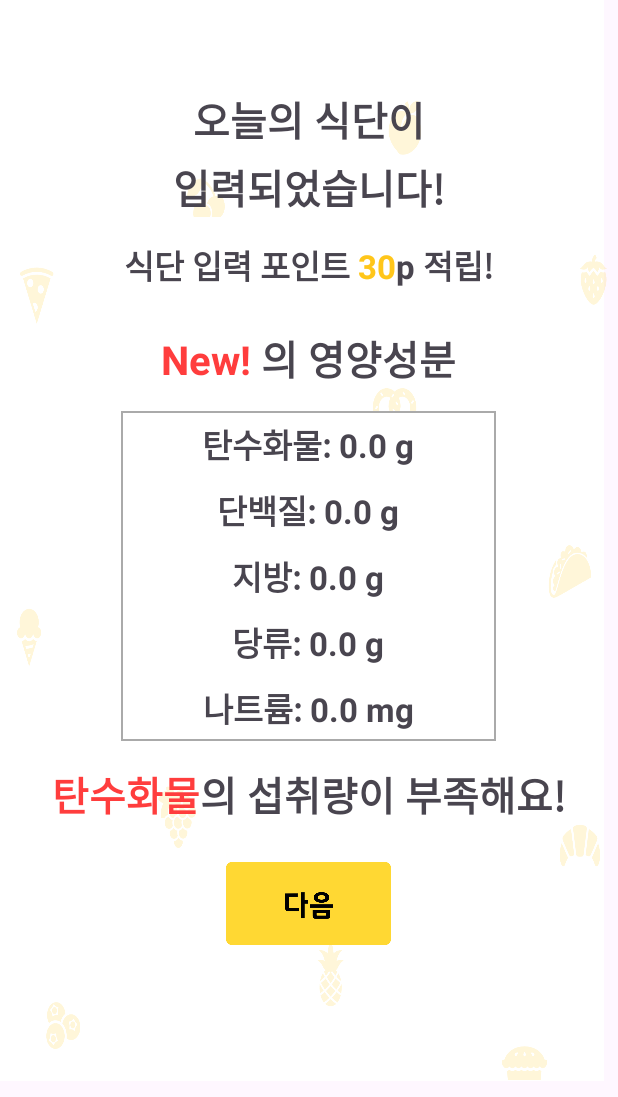
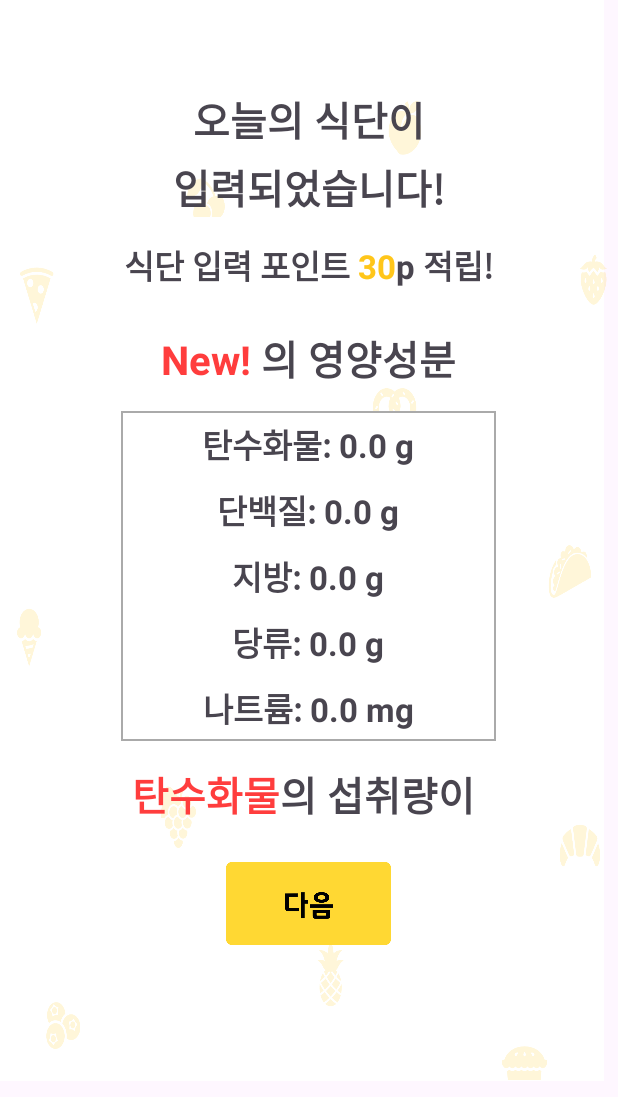
Before and after one commit to IPS-bobITsong/IPS-backend, an Android app: the CompleteActivity screen opened directly, with no data from a screen before it, on a phone screen of 412 x 824 dp, the part 139-1236 px from its top. Run offline under Robolectric (Android 15) with nearby library versions, the phone set to English and light mode, and no system bars; our stand-ins replace Firebase (no records; nobody signed in at launch, a user with empty details on screens opened directly).

Commit message:
영양정보 수정 x

```diff
--- /dev/null
+++ b/app/src/main/java/smu/it/ips2/CarboList.kt
@@ -0,0 +1,6 @@
+package smu.it.ips2
+
+data class CarboList(
+    val menuname: String? = "",
+    val carbo: Double?
+)
--- a/app/src/main/java/smu/it/ips2/CompleteActivity.kt
+++ b/app/src/main/java/smu/it/ips2/CompleteActivity.kt
@@ -160,37 +160,18 @@ class CompleteActivity : AppCompatActivity() {
         val a_sodium = Math.abs(r_sodium!!)
 
         //절댓값 가장 큰 영양소 나타내기
-        val arr:Array<Double> = arrayOf(a_carbohydrate, a_protein, a_fat, a_sugars, a_sodium)
-        val noticeNutrient = compare(arr)
+        val noticeNutrient = compare(a_carbohydrate, a_protein, a_fat, a_sugars, a_sodium)
         findViewById<TextView>(R.id.nutrient).text = noticeNutrient
-        // 과다/부족
-        var moreOrLess = findViewById<TextView>(R.id.moreOrLess)
-        if (noticeNutrient == "탄수화물") {
-            if (r_carbohydrate > 0.0) moreOrLess.text = "과다해요!"
-            else moreOrLess.text = "부족해요!"
-        } else if (noticeNutrient == "단백질") {
-            if (r_protein > 0.0) moreOrLess.text = "과다해요!"
-            else moreOrLess.text = "부족해요!"
-        } else if (noticeNutrient == "지방") {
-            if (r_fat > 0.0) moreOrLess.text = "과다해요!"
-            else moreOrLess.text = "부족해요!"
-        } else if (noticeNutrient == "당류") {
-            if (r_sugars > 0.0) moreOrLess.text = "과다해요!"
-            else moreOrLess.text = "부족해요!"
-        } else {
-            if (r_sodium > 0.0) moreOrLess.text = "과다해요!"
-            else moreOrLess.text = "부족해요!"
+
+        //과다/부족 글자 나타내기
+        when(compare(a_carbohydrate, a_protein, a_fat, a_sugars, a_sodium)){
+            "탄수화물" -> findViewById<TextView>(R.id.moreOrLess).text = setText(r_carbohydrate)
+            "단백질" -> findViewById<TextView>(R.id.moreOrLess).text = setText(r_protein)
+            "지방" -> findViewById<TextView>(R.id.moreOrLess).text = setText(r_fat)
+            "당" -> findViewById<TextView>(R.id.moreOrLess).text = setText(r_sugars)
+            "나트륨" -> findViewById<TextView>(R.id.moreOrLess).text = setText(r_sodium)
         }
-
-//        //과다/부족 글자 나타내기
-//        val needText = findViewById<TextView>(R.id.moreOrLess)
-//        if(a_carbohydrate > a_protein && a_carbohydrate > a_fat) {
-//            needText.text = setText(r_carbohydrate)
-//        } else if(a_protein > a_carbohydrate && a_protein > a_fat) {
-//            needText.text = setText(r_protein)
-//        } else if(a_fat > a_carbohydrate && a_fat > a_protein) {
-//            needText.text = setText(r_fat)
-//        }
+        val needText = findViewById<TextView>(R.id.moreOrLess).text
 
         findViewById<ImageButton>(R.id.backBtn).setOnClickListener {
             intent = Intent(this, SearchRestaurantActivity::class.java)
@@ -210,7 +191,7 @@ class CompleteActivity : AppCompatActivity() {
         findViewById<ImageButton>(R.id.nextBtn).setOnClickListener {
             intent = Intent(this, DetailActivity::class.java)
             intent.putExtra("nutrient", noticeNutrient)
-//            intent.putExtra("needtext", needText.text)
+            intent.putExtra("needtext", needText)
             startActivity(intent)
         }
 
@@ -247,24 +228,16 @@ class CompleteActivity : AppCompatActivity() {
     }
 
     //세가지 기준-영양 입력받고, 가장 절댓값이 큰 값 알아내기
-    fun compare(
-        array: Array<Double>
-    ): String {
-        var largest = array[0]
-        for (i in array) {
-            if (i > largest) largest = i
-        }
-        if (largest == array[0]) return "탄수화물"
-        else if (largest == array[1]) return "단백질"
-        else if (largest == array[2]) return "지방"
-        else if (largest == array[3]) return "당류"
-        else return "나트륨"
-//        return when {
-////            carbohydrate > protein && carbohydrate > fat &&  -> "탄수화물"
-////            protein > carbohydrate && protein > fat -> "단백질"
-////            fat > carbohydrate && fat > protein -> "지방"
-////            else -> ""
-//        }
+    fun compare(carbohydrate: Double, protein: Double, fat: Double, sugars: Double, sodium: Double): String {
+        val nutrientList = mutableListOf<Pair<String, Double>>()
+        nutrientList.add("탄수화물" to carbohydrate)
+        nutrientList.add("단백질" to protein)
+        nutrientList.add("지방" to fat)
+        nutrientList.add("당류" to sugars)
+        nutrientList.add("나트륨" to sodium)
+
+        val maxNutrient = nutrientList.maxByOrNull { it.second }
+        return maxNutrient?.first ?: ""
     }
 
     fun setText(result: Double): String{
--- /dev/null
+++ b/app/src/main/java/smu/it/ips2/FatList.kt
@@ -0,0 +1,6 @@
+package smu.it.ips2
+
+data class FatList(
+    val menuname: String? = "",
+    val fat: Double?
+)
--- /dev/null
+++ b/app/src/main/java/smu/it/ips2/ProteinList.kt
@@ -0,0 +1,6 @@
+package smu.it.ips2
+
+data class ProteinList(
+    val menuname: String? = "",
+    val protein: Double?
+)
--- /dev/null
+++ b/app/src/main/java/smu/it/ips2/SodiumList.kt
@@ -0,0 +1,6 @@
+package smu.it.ips2
+
+data class SodiumList(
+    val menuname: String? = "",
+    val sodium: Double?
+)
--- /dev/null
+++ b/app/src/main/java/smu/it/ips2/SugarList.kt
@@ -0,0 +1,6 @@
+package smu.it.ips2
+
+data class SugarList(
+    val menuname: String? = "",
+    val sugar: Double?
+)
```
Also changed, not shown: app/src/main/java/smu/it/ips2/DetailActivity.kt (+17 -11 lines), app/src/main/java/smu/it/ips2/MenuList.kt (deleted, +0 -10 lines).
